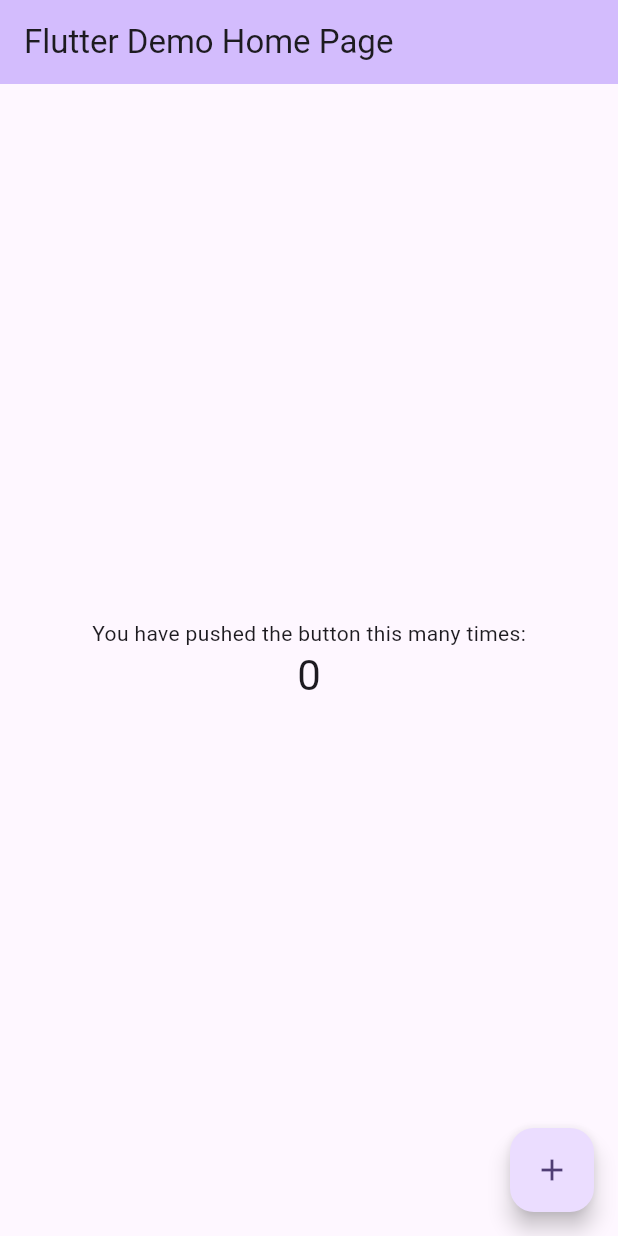
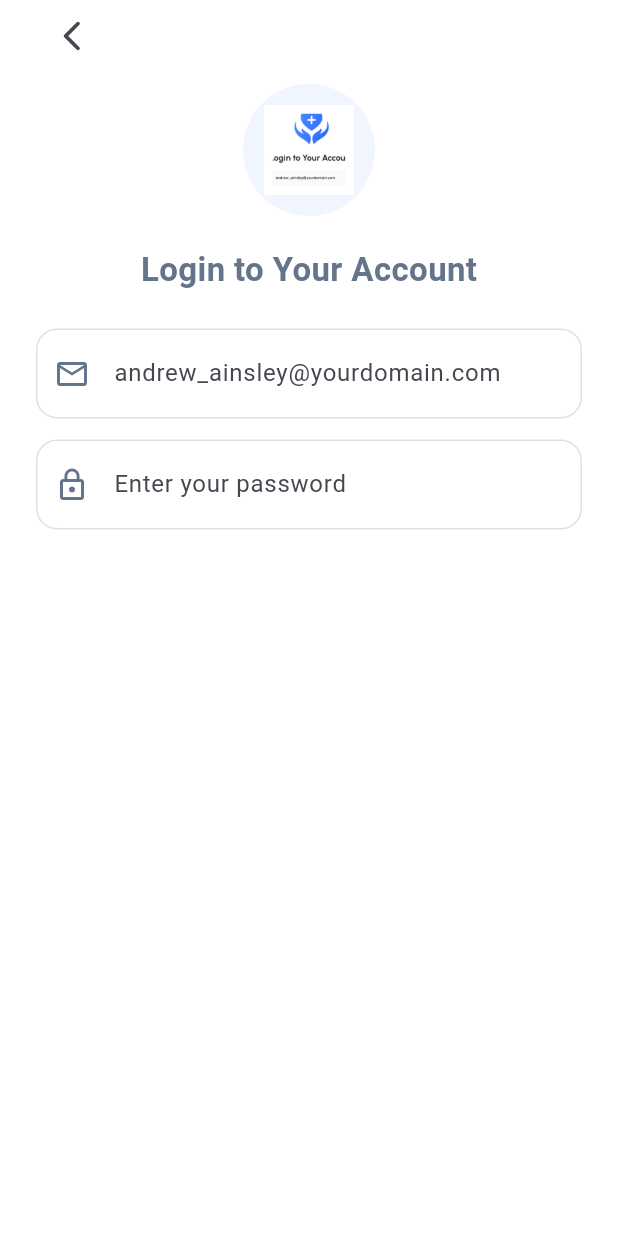
Before and after one commit to chintaman2004/statemanagement, a Flutter app: the screen it shows after launch, on a phone screen of 412 x 824 dp. Run offline on Flutter 3.47's test engine with Material 3 defaults, Android fonts, the phone set to English and light mode, and no system bars; our stand-ins replace firebase_auth, firebase_core; accounts and stored records are empty.

Commit message:
Firebase

```diff
--- a/lib/Services/firebase_auth_service.dart
+++ b/lib/Services/firebase_auth_service.dart
@@ -0,0 +1,21 @@
+import 'package:firebase_auth/firebase_auth.dart';
+
+class FirebaseAuthService {
+  final _auth = FirebaseAuth.instance;
+
+  Future<User?> signInWithEmail(String email, String password) async {
+    final credential = await _auth.signInWithEmailAndPassword(
+        email: email, password: password);
+    return credential.user;
+  }
+
+  Future<User?> signUpWithEmail(String email, String password) async {
+    final credential = await _auth.createUserWithEmailAndPassword(
+        email: email, password: password);
+    return credential.user;
+  }
+
+  Future<void> signOut() => _auth.signOut();
+
+  Stream<User?> authState() => _auth.authStateChanges();
+}
--- a/lib/core/app_routes.dart
+++ b/lib/core/app_routes.dart
@@ -0,0 +1,18 @@
+// ignore_for_file: unused_import
+
+import 'package:flutter/material.dart';
+import 'package:real_estate_app/view/Signin/signin_view.dart';
+import '../view/signin/signin_view.dart' hide SignInView;
+
+class AppRoutes {
+  static const signIn = '/signin';
+
+  static Route<dynamic>? onGenerateRoute(RouteSettings settings) {
+    switch (settings.name) {
+      case signIn:
+        return MaterialPageRoute(builder: (_) => const SignInView());
+      default:
+        return null;
+    }
+  }
+}
--- a/lib/core/app_theme.dart
+++ b/lib/core/app_theme.dart
@@ -0,0 +1,62 @@
+import 'package:flutter/material.dart';
+
+class AppColors {
+  static const primary = Color(0xFF2255F8); // deep blue matching screenshot
+  static const darkText = Color(0xFF0F172A); // near-black
+  static const lightText = Color(0xFF64748B);
+  static const cardDark = Color(0xFF0B2940); // wishlist card footer bg
+}
+
+class AppTheme {
+  static ThemeData get light {
+    final base = ThemeData.light(useMaterial3: true);
+    return base.copyWith(
+      scaffoldBackgroundColor: Colors.white,
+      colorScheme: base.colorScheme.copyWith(
+        primary: AppColors.primary,
+        secondary: AppColors.primary,
+        surface: Colors.white,
+      ),
+      textTheme: base.textTheme.copyWith(
+        headlineMedium: const TextStyle(
+          fontWeight: FontWeight.w700,
+          color: AppColors.darkText,
+          letterSpacing: -0.5,
+        ),
+        bodyMedium: const TextStyle(
+          color: AppColors.lightText,
+        ),
+      ),
+      inputDecorationTheme: InputDecorationTheme(
+        filled: true,
+        fillColor: Colors.white,
+        contentPadding:
+            const EdgeInsets.symmetric(horizontal: 16, vertical: 18),
+        enabledBorder: OutlineInputBorder(
+          borderRadius: BorderRadius.circular(14),
+          borderSide: BorderSide(color: Colors.grey.shade300),
+        ),
+        focusedBorder: OutlineInputBorder(
+          borderRadius: BorderRadius.circular(14),
+          borderSide: const BorderSide(color: AppColors.primary, width: 1.6),
+        ),
+        prefixIconColor: AppColors.lightText,
+      ),
+      elevatedButtonTheme: ElevatedButtonThemeData(
+        style: ElevatedButton.styleFrom(
+          elevation: 0,
+          backgroundColor: AppColors.primary,
+          foregroundColor: Colors.white,
+          minimumSize: const Size.fromHeight(54),
+          shape:
+              RoundedRectangleBorder(borderRadius: BorderRadius.circular(16)),
+          textStyle: const TextStyle(fontWeight: FontWeight.w600, fontSize: 16),
+        ),
+      ),
+      checkboxTheme: CheckboxThemeData(
+        fillColor: WidgetStateProperty.all(AppColors.primary),
+        shape: RoundedRectangleBorder(borderRadius: BorderRadius.circular(6)),
+      ),
+    );
+  }
+}
--- a/lib/main.dart
+++ b/lib/main.dart
@@ -1,122 +1,32 @@
 import 'package:flutter/material.dart';
+import 'package:provider/provider.dart';
+import 'package:real_estate_app/Services/firebase_auth_service.dart';
+import 'package:real_estate_app/view/Splash/splash_view.dart';
+import 'core/app_theme.dart';
+import 'core/app_routes.dart';
 
-void main() {
-  runApp(const MyApp());
+void main() async {
+  WidgetsFlutterBinding.ensureInitialized();
+// Uncomment after adding firebase_options.dart via FlutterFire CLI
+// await Firebase.initializeApp(options: DefaultFirebaseOptions.currentPlatform);
+  runApp(const RealEstateApp());
 }
 
-class MyApp extends StatelessWidget {
-  const MyApp({super.key});
+class RealEstateApp extends StatelessWidget {
+  const RealEstateApp({super.key});
 
-  // This widget is the root of your application.
   @override
   Widget build(BuildContext context) {
-    return MaterialApp(
-      title: 'Flutter Demo',
-      theme: ThemeData(
-        // This is the theme of your application.
-        //
-        // TRY THIS: Try running your application with "flutter run". You'll see
-        // the application has a purple toolbar. Then, without quitting the app,
-        // try changing the seedColor in the colorScheme below to Colors.green
-        // and then invoke "hot reload" (save your changes or press the "hot
-        // reload" button in a Flutter-supported IDE, or press "r" if you used
-        // the command line to start the app).
-        //
-        // Notice that the counter didn't reset back to zero; the application
-        // state is not lost during the reload. To reset the state, use hot
-        // restart instead.
-        //
-        // This works for code too, not just values: Most code changes can be
-        // tested with just a hot reload.
-        colorScheme: ColorScheme.fromSeed(seedColor: Colors.deepPurple),
-      ),
-      home: const MyHomePage(title: 'Flutter Demo Home Page'),
+    return MultiProvider(
+      providers: [
+        Provider<FirebaseAuthService>(create: (_) => FirebaseAuthService()),
+      ],
+      child: MaterialApp(
+          debugShowCheckedModeBanner: false,
+          title: 'Real Estate',
+          theme: AppTheme.light,
+          onGenerateRoute: AppRoutes.onGenerateRoute,
+          home: const SplashView()),
     );
   }
 }
-
-class MyHomePage extends StatefulWidget {
-  const MyHomePage({super.key, required this.title});
-
-  // This widget is the home page of your application. It is stateful, meaning
-  // that it has a State object (defined below) that contains fields that affect
-  // how it looks.
-
-  // This class is the configuration for the state. It holds the values (in this
-  // case the title) provided by the parent (in this case the App widget) and
-  // used by the build method of the State. Fields in a Widget subclass are
-  // always marked "final".
-
-  final String title;
-
-  @override
-  State<MyHomePage> createState() => _MyHomePageState();
-}
-
-class _MyHomePageState extends State<MyHomePage> {
-  int _counter = 0;
-
-  void _incrementCounter() {
-    setState(() {
-      // This call to setState tells the Flutter framework that something has
-      // changed in this State, which causes it to rerun the build method below
-      // so that the display can reflect the updated values. If we changed
-      // _counter without calling setState(), then the build method would not be
-      // called again, and so nothing would appear to happen.
-      _counter++;
-    });
-  }
-
-  @override
-  Widget build(BuildContext context) {
-    // This method is rerun every time setState is called, for instance as done
-    // by the _incrementCounter method above.
-    //
-    // The Flutter framework has been optimized to make rerunning build methods
-    // fast, so that you can just rebuild anything that needs updating rather
-    // than having to individually change instances of widgets.
-    return Scaffold(
-      appBar: AppBar(
-        // TRY THIS: Try changing the color here to a specific color (to
-        // Colors.amber, perhaps?) and trigger a hot reload to see the AppBar
-        // change color while the other colors stay the same.
-        backgroundColor: Theme.of(context).colorScheme.inversePrimary,
-        // Here we take the value from the MyHomePage object that was created by
-        // the App.build method, and use it to set our appbar title.
-        title: Text(widget.title),
-      ),
-      body: Center(
-        // Center is a layout widget. It takes a single child and positions it
-        // in the middle of the parent.
-        child: Column(
-          // Column is also a layout widget. It takes a list of children and
-          // arranges them vertically. By default, it sizes itself to fit its
-          // children horizontally, and tries to be as tall as its parent.
-          //
-          // Column has various properties to control how it sizes itself and
-          // how it positions its children. Here we use mainAxisAlignment to
-          // center the children vertically; the main axis here is the vertical
-          // axis because Columns are vertical (the cross axis would be
-          // horizontal).
-          //
-          // TRY THIS: Invoke "debug painting" (choose the "Toggle Debug Paint"
-          // action in the IDE, or press "p" in the console), to see the
-          // wireframe for each widget.
-          mainAxisAlignment: MainAxisAlignment.center,
-          children: <Widget>[
-            const Text('You have pushed the button this many times:'),
-            Text(
-              '$_counter',
-              style: Theme.of(context).textTheme.headlineMedium,
-            ),
-          ],
-        ),
-      ),
-      floatingActionButton: FloatingActionButton(
-        onPressed: _incrementCounter,
-        tooltip: 'Increment',
-        child: const Icon(Icons.add),
-      ), // This trailing comma makes auto-formatting nicer for build methods.
-    );
-  }
-}
--- a/lib/view/Signin/signin_view.dart
+++ b/lib/view/Signin/signin_view.dart
@@ -0,0 +1,89 @@
+// ignore_for_file: unused_import
+
+import 'package:flutter/material.dart';
+import 'package:provider/provider.dart';
+import '../../core/app_theme.dart';
+import 'signin_viewmodel.dart';
+
+class SignInView extends StatelessWidget {
+  const SignInView({super.key});
+
+  @override
+  Widget build(BuildContext context) {
+    return ChangeNotifierProvider(
+      create: (_) => SignInViewModel(),
+      child: const _SignInScaffold(),
+    );
+  }
+}
+
+class _SignInScaffold extends StatelessWidget {
+  const _SignInScaffold();
+
+  @override
+  Widget build(BuildContext context) {
+    final vm = context.watch<SignInViewModel>();
+
+    return Scaffold(
+      body: SafeArea(
+        child: Padding(
+          padding: const EdgeInsets.symmetric(horizontal: 24),
+          child: Column(
+            crossAxisAlignment: CrossAxisAlignment.start,
+            children: [
+              IconButton(
+                onPressed: () => Navigator.maybePop(context),
+                icon: const Icon(Icons.arrow_back_ios_new_rounded),
+              ),
+              const SizedBox(height: 8),
+              Center(
+                child: Column(
+                  children: [
+                    Container(
+                      width: 88,
+                      height: 88,
+                      decoration: const BoxDecoration(
+                        color: Color(0xFFF1F5FF),
+                        shape: BoxShape.circle,
+                      ),
+                      child: Padding(
+                        padding: const EdgeInsets.all(14.0),
+                        child: Image.asset('assets/logo.png'),
+                      ),
+                    ),
+                    const SizedBox(height: 20),
+                    const Text(
+                      'Login to Your Account',
+                      style: TextStyle(
+                        fontSize: 22,
+                        fontWeight: FontWeight.w700,
+                      ),
+                    ),
+                  ],
+                ),
+              ),
+              const SizedBox(height: 24),
+              TextField(
+                controller: vm.emailCtrl,
+                keyboardType: TextInputType.emailAddress,
+                decoration: const InputDecoration(
+                  prefixIcon: Icon(Icons.email_outlined),
+                  hintText: 'andrew_ainsley@yourdomain.com',
+                ),
+              ),
+              const SizedBox(height: 14),
+              TextField(
+                controller: vm.passCtrl,
+                obscureText: true,
+                decoration: const InputDecoration(
+                  prefixIcon: Icon(Icons.lock_outline),
+                  hintText: 'Enter your password',
+                ),
+              ),
+            ],
+          ),
+        ),
+      ),
+    );
+  }
+}
```
Also changed, not shown: lib/view/Signin/signin_viewmodel.dart (+50 -0 lines), lib/view/Splash/splash_view.dart (+52 -0 lines), lib/view/Splash/splash_viewmodel.dart (+13 -0 lines), assets/logo.png (added), firebase.json (added), lib/firebase_options.dart (added), 4 other files.
